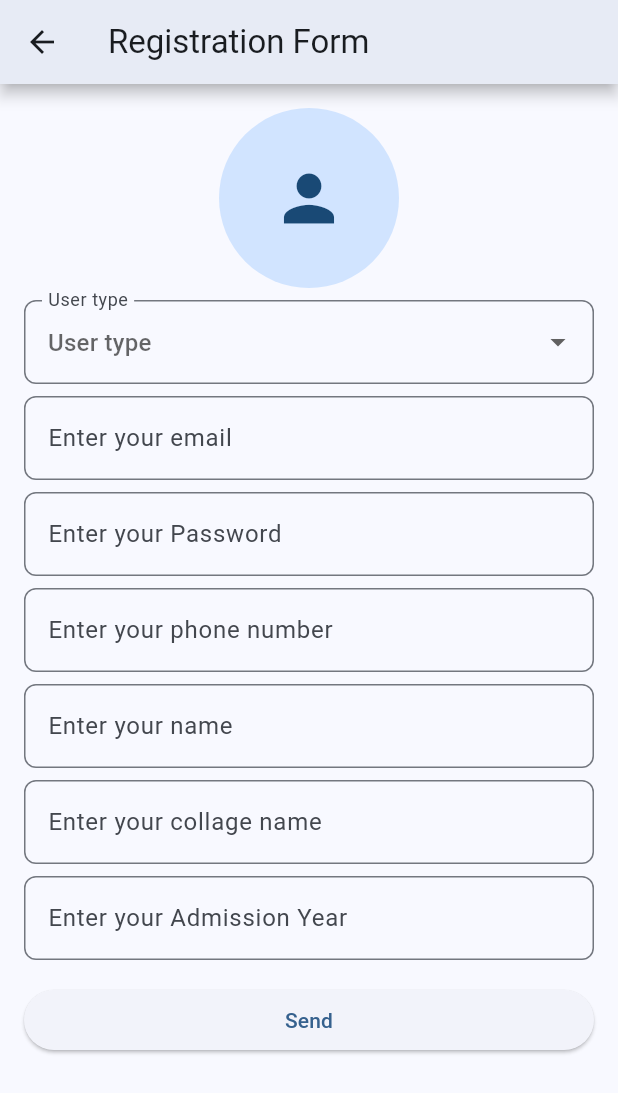
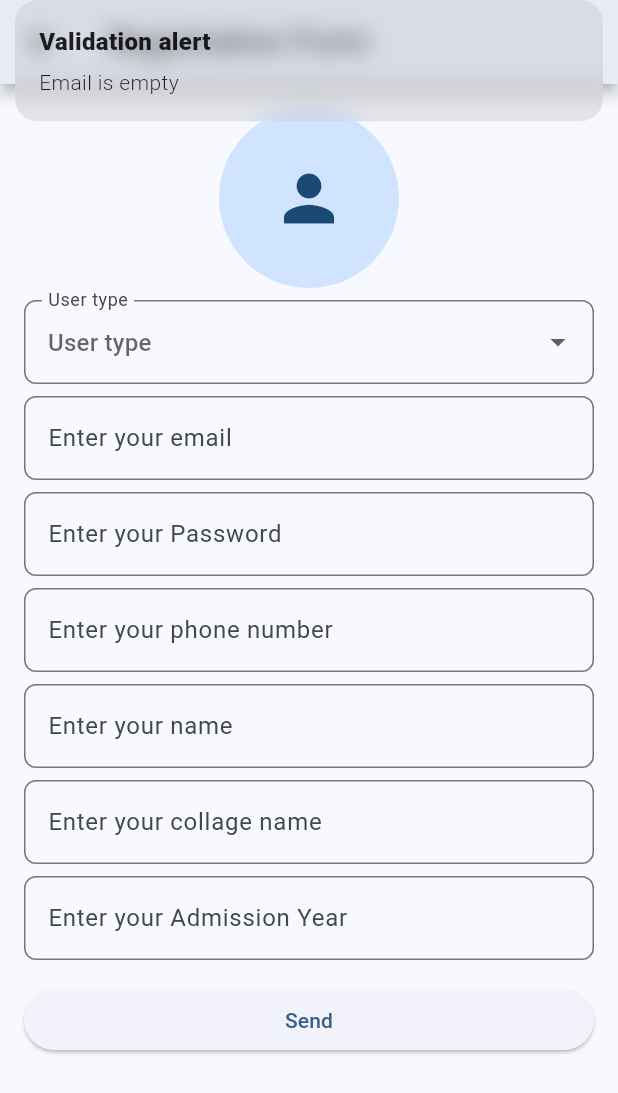
Before and after one commit to valendion/Registration-Auth-Storage-Firebase, a Flutter app: the RegistrationPage screen opened by its route, after a tap on "Send", on a phone screen of 412 x 824 dp. Shown: the top 1093 px of the screen. Run offline on Flutter 3.47's test engine with Material 2 defaults, Android fonts, the light colour scheme and no system bars; our stand-ins replace cloud_firestore, dartz, firebase_auth, firebase_core, firebase_storage, flutter_svg and 3 more; accounts and stored records are empty.

Commit message:
Fix Regist form

```diff
--- a/lib/controller/registration_controller.dart
+++ b/lib/controller/registration_controller.dart
@@ -1,9 +1,17 @@
+import 'package:dartz/dartz.dart';
 import 'package:flutter/material.dart';
 import 'package:get/get.dart';
+import 'package:test_revamph/models/failure_model.dart';
+import 'package:test_revamph/models/user_registration.dart';
+import 'package:test_revamph/services/firebase_auth_services.dart';
+import 'package:test_revamph/services/firebase_firestore_services.dart';
 import 'package:test_revamph/services/firebase_storage_services.dart';
 
 class RegistrationController extends GetxController {
   FirebaseStorageServices storageServices = FirebaseStorageServices();
+
+  var firebaseFirestoreServices = FirebaseFirestoreServices();
+
   final emailInput = TextEditingController().obs;
   final passInput = TextEditingController().obs;
   final mobileInput = TextEditingController().obs;
@@ -18,6 +26,32 @@ class RegistrationController extends GetxController {
   var imageProfile = ''.obs;
   var imageDownload = ''.obs;
 
+  var userRegistration = UserRegistration().obs;
+
+  var messageFirestore = ''.obs;
+
+  String? validationRegistration() {
+    if (emailInput.value.text.isEmpty) {
+      return 'Email is empty';
+    } else if (passInput.value.text.isEmpty) {
+      return 'Passwod is empty';
+    } else if (!GetUtils.isEmail(emailInput.value.text)) {
+      return 'Format email is not corret';
+    } else if (mobileInput.value.text.isEmpty) {
+      return 'Mobile is empty';
+    } else if (nameInput.value.text.isEmpty) {
+      return 'Name is empty';
+    } else if (yearInput.value.text.isEmpty) {
+      return 'Year is empty';
+    } else if (collageNameInput.value.text.isEmpty) {
+      return 'Collage Name is empty';
+    } else if (imageDownload.value.isEmpty) {
+      return 'Image is empty';
+    } else {
+      return null;
+    }
+  }
+
   void yearSchool(String userType) {
     userChoose.value = userType;
     userChooseYear.value =
@@ -27,4 +61,32 @@ class RegistrationController extends GetxController {
   Future<String> getLinkDownload() async {
     return await storageServices.uploadVideo(imageProfile.value);
   }
+
+  Future<Either<String, FailureModel>> uploadRegistration() {
+    return FirebaseAuthServices.registEmailPass(
+            emailInput.value.text, passInput.value.text)
+        .then((_) {
+      try {
+        userRegistration.value = UserRegistration().copyWith(
+          imageLink: imageDownload.value,
+          userType: userChoose.value,
+          email: emailInput.value.text,
+          password: passInput.value.text,
+          mobile: mobileInput.value.text,
+          collageName: collageNameInput.value.text,
+          name: nameInput.value.text,
+        );
+        firebaseFirestoreServices.nameCollection = 'users';
+        firebaseFirestoreServices.addDataFirestore(userRegistration.value).then(
+          (value) {
+            value.fold((l) => messageFirestore.value = l,
+                (r) => messageFirestore.value = r.message);
+          },
+        );
+        return Left(messageFirestore.value);
+      } catch (e) {
+        return Right(FailureModel(e.toString()));
+      }
+    });
+  }
 }
--- /dev/null
+++ b/lib/models/user_registration.dart
@@ -0,0 +1,20 @@
+import 'package:freezed_annotation/freezed_annotation.dart';
+
+part 'user_registration.freezed.dart';
+part 'user_registration.g.dart';
+
+@freezed
+class UserRegistration with _$UserRegistration {
+  factory UserRegistration({
+    @Default('') String imageLink,
+    @Default('') String userType,
+    @Default('') String email,
+    @Default('') String password,
+    @Default('') String mobile,
+    @Default('') String name,
+    @Default('') String collageName,
+  }) = _UserRegistration;
+
+  factory UserRegistration.fromJson(Map<String, dynamic> json) =>
+      _$UserRegistrationFromJson(json);
+}
--- a/lib/page/registration_page.dart
+++ b/lib/page/registration_page.dart
@@ -52,6 +52,8 @@ class RegistrationPage extends StatelessWidget {
                 onTap: () async {
                   var imagePath =
                       await CameraHelper.getPicture().then((value) async {
+                    registrationController.imageProfile.value =
+                        value?.path ?? '';
                     registrationController.imageDownload.value =
                         await registrationController.getLinkDownload();
                     debugPrint(registrationController.imageDownload.value);
@@ -171,7 +173,22 @@ class RegistrationPage extends StatelessWidget {
               SizedBox(
                   width: double.infinity,
                   child: ElevatedButton(
-                      onPressed: () async {}, child: const Text('Send'))),
+                      onPressed: () async {
+                        if (registrationController.validationRegistration() ==
+                            null) {
+                          var message =
+                              await registrationController.uploadRegistration();
+                          message.fold((l) => Get.snackbar('Message', l),
+                              (r) => Get.snackbar('Message', r.message));
+                        } else {
+                          Get.snackbar(
+                              'Validation alert',
+                              registrationController
+                                  .validationRegistration()
+                                  .toString());
+                        }
+                      },
+                      child: const Text('Send'))),
             ],
           ),
         ),
--- /dev/null
+++ b/lib/services/firebase_firestore_services.dart
@@ -0,0 +1,30 @@
+import 'package:cloud_firestore/cloud_firestore.dart';
+import 'package:dartz/dartz.dart';
+import 'package:flutter/material.dart';
+import 'package:test_revamph/models/failure_model.dart';
+import 'package:test_revamph/models/user_registration.dart';
+
+class FirebaseFirestoreServices {
+  late FirebaseFirestore dbFirestore;
+
+  String _nameCollection = '';
+  set nameCollection(String name) => _nameCollection = name;
+  String get nameCollection => _nameCollection = _nameCollection;
+
+  FirebaseFirestoreServices() {
+    dbFirestore = FirebaseFirestore.instance;
+  }
+
+  Future<Either<String, FailureModel>> addDataFirestore(
+      UserRegistration userRegistration) async {
+    try {
+      CollectionReference refUser = dbFirestore.collection(nameCollection);
+      await refUser
+          .add(userRegistration.toJson())
+          .then((value) => debugPrint('User Add'));
+      return const Left('User add');
+    } catch (e) {
+      return Right(FailureModel('User failed add'));
+    }
+  }
+}
--- a/pubspec.yaml
+++ b/pubspec.yaml
@@ -39,14 +39,19 @@ dependencies:
     sdk: flutter
   flutter_native_splash: ^2.2.17
   flutter_svg: ^1.1.6
+  freezed_annotation: ^2.2.0
   get: ^4.6.5
   image_picker: ^0.8.6+1
+  json_annotation: ^4.8.0
   path: any
 
 dev_dependencies:
+  build_runner: ^2.3.3
   flutter_lints: ^2.0.0
   flutter_test:
     sdk: flutter
+  freezed: ^2.3.2
+  json_serializable: ^6.6.1
 
 # For information on the generic Dart part of this file, see the
 # following page: https://dart.dev/tools/pub/pubspec
```
Also changed, not shown: lib/models/user_registration.freezed.dart (added), lib/models/user_registration.g.dart (added), pubspec.lock.
